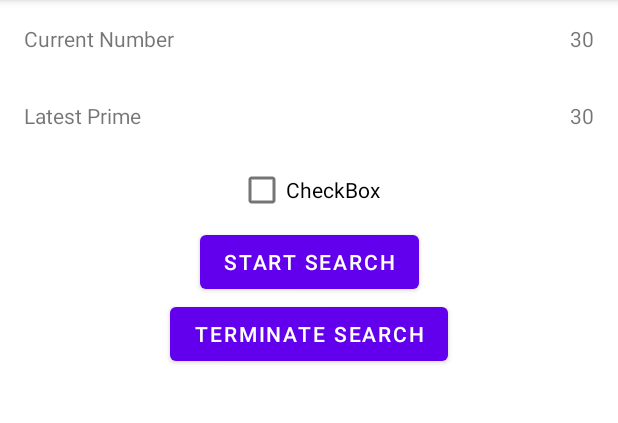
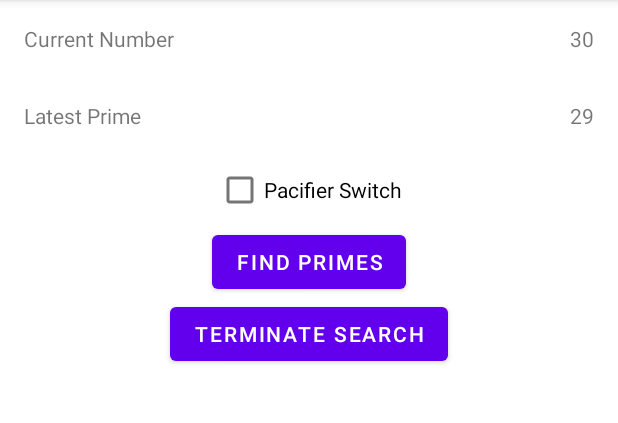
Before and after one commit to rajatbhagat/cs5520-mobile-dev, an Android app: the FindPrimeActivity screen opened directly, with no data from a screen before it, after a tap on "TERMINATE SEARCH", on a phone screen of 412 x 824 dp, the part 84-507 px from its top. Run offline under Robolectric (Android 15) with nearby library versions, the phone set to English and light mode, and no system bars; 1 other tap on this screen came first.

Commit message:
Finishing touches

```diff
--- a/app/src/main/java/com/cs5520/mobile_dev/FindPrimeActivity.java
+++ b/app/src/main/java/com/cs5520/mobile_dev/FindPrimeActivity.java
@@ -21,7 +21,7 @@ public class FindPrimeActivity extends AppCompatActivity {
     private Handler textHandler = new Handler();
     private Button findPrimeButton;
     private Button terminateSearchButton;
-    private boolean endSearch;
+    private boolean endSearch = true;
 
     @Override
     protected void onCreate(Bundle savedInstanceState) {
@@ -54,7 +54,7 @@ public class FindPrimeActivity extends AppCompatActivity {
 
     @Override
     public void onBackPressed() {
-        if (endSearch) {
+        if (!endSearch) {
             AlertDialog.Builder builder = new AlertDialog.Builder(this);
             builder.setMessage("Do you want to terminate the search?");
             builder.setPositiveButton("Yes", new DialogInterface.OnClickListener() {
@@ -72,6 +72,9 @@ public class FindPrimeActivity extends AppCompatActivity {
             builder.setCancelable(false);
             AlertDialog alert = builder.create();
             alert.show();
+        }
+        else {
+            super.onBackPressed();
         }
     }
 
@@ -98,25 +101,19 @@ public class FindPrimeActivity extends AppCompatActivity {
         @Override
         public void run() {
             while (!endSearch) {
-                boolean ans = isPrime(originalNum);
-                if (ans) {
-                    textHandler.post(new Runnable() {
-                        @SuppressLint("SetTextI18n")
-                        @Override
-                        public void run() {
+                textHandler.post(new Runnable() {
+                    @SuppressLint("SetTextI18n")
+                    @Override
+                    public void run() {
+                        if (isPrime(originalNum)) {
                             latestPrimeTextView.setText(Integer.toString(originalNum));
+                        } else {
+                            currentNumTextView.setText(Integer.toString(originalNum));
                         }
-                    });
-                }
+                    }
+                });
                 originalNum++;
                 try {
-                    textHandler.post(new Runnable() {
-                        @SuppressLint("SetTextI18n")
-                        @Override
-                        public void run() {
-                            currentNumTextView.setText(Integer.toString(originalNum));
-                        }
-                    });
                     Thread.sleep(100);
                 } catch (InterruptedException e) {
                     e.printStackTrace();
--- a/app/src/main/res/layout/activity_find_prime.xml
+++ b/app/src/main/res/layout/activity_find_prime.xml
@@ -77,7 +77,7 @@
         android:id="@+id/checkBox"
         android:layout_width="wrap_content"
         android:layout_height="wrap_content"
-        android:text="CheckBox"
+        android:text="Pacifier Switch"
         app:layout_constraintEnd_toEndOf="parent"
         app:layout_constraintHorizontal_bias="0.5"
         app:layout_constraintStart_toStartOf="parent"
@@ -87,7 +87,7 @@
         android:id="@+id/start_search_button"
         android:layout_width="wrap_content"
         android:layout_height="wrap_content"
-        android:text="Start Search"
+        android:text="Find Primes"
         app:layout_constraintEnd_toEndOf="parent"
         app:layout_constraintHorizontal_bias="0.5"
         app:layout_constraintStart_toStartOf="parent"
```
